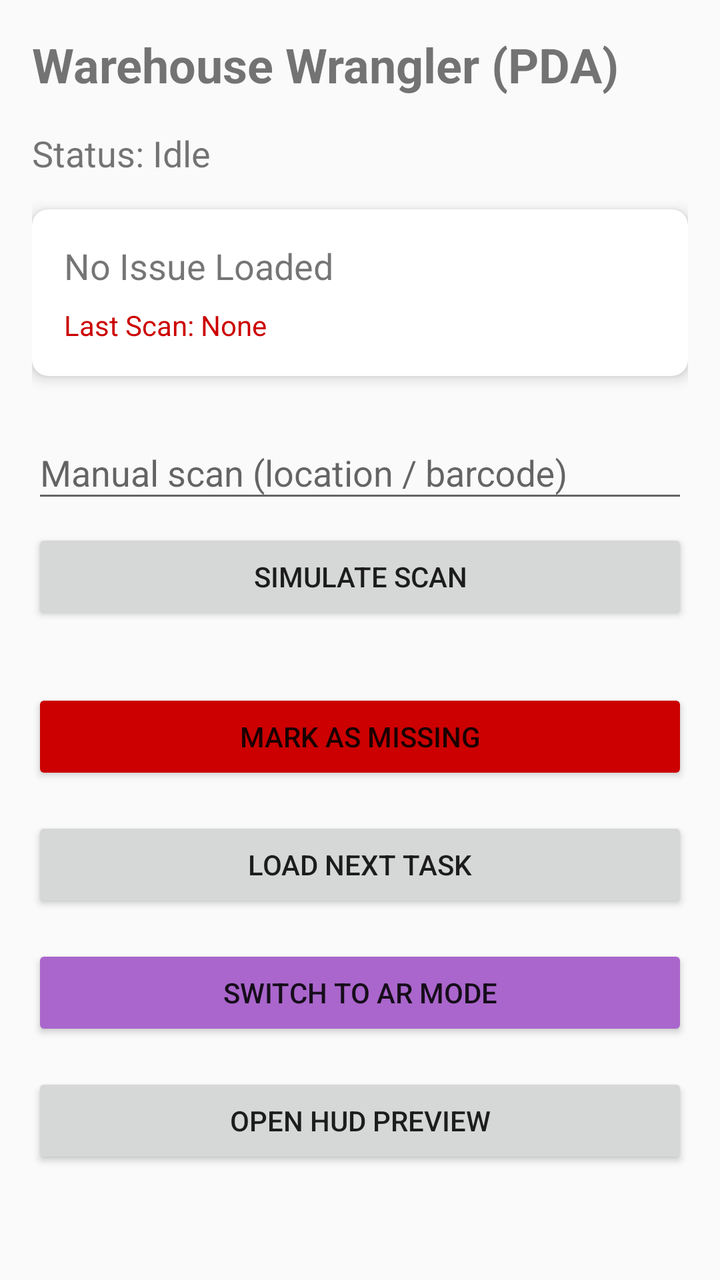
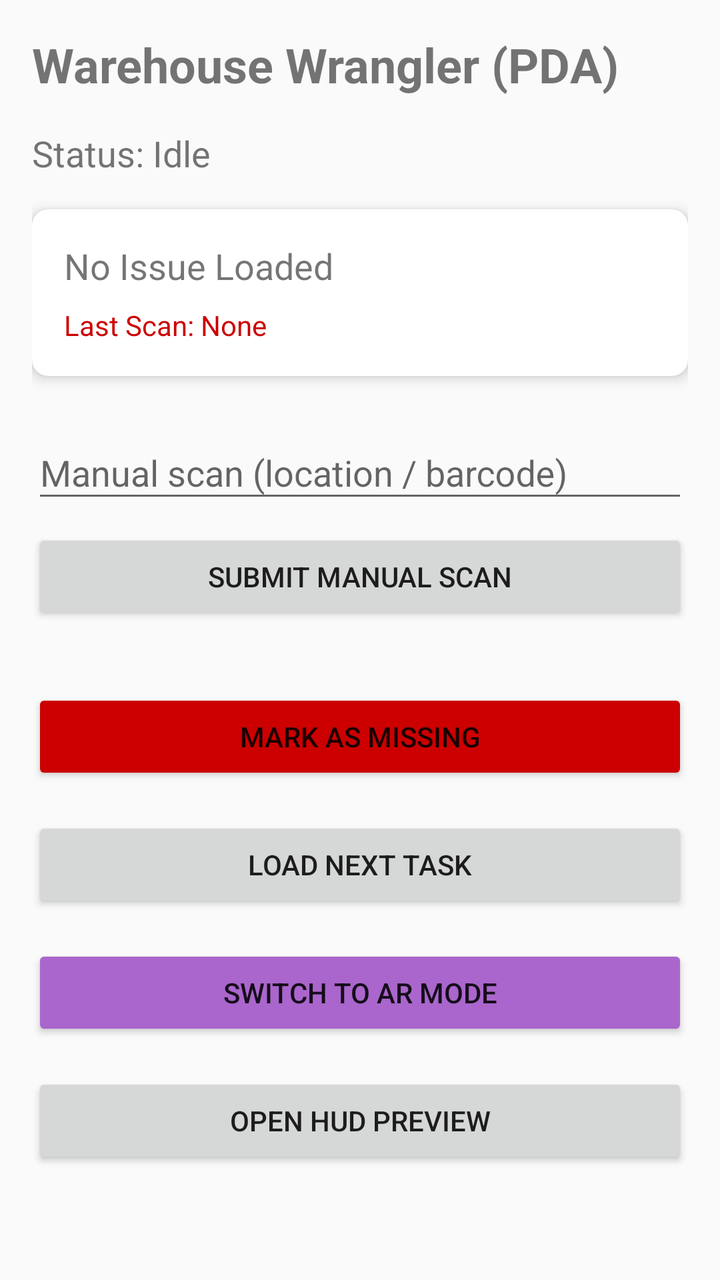

Before-and-after screenshots of an Android layout around one commit, followed by the original layout XML and the change that was made.
<!-- AndroidManifest.xml: application theme Theme.AppCompat.Light.NoActionBar -->
<!-- res/layout/activity_main.xml -->
<?xml version="1.0" encoding="utf-8"?>
<LinearLayout xmlns:android="http://schemas.android.com/apk/res/android"
    xmlns:app="http://schemas.android.com/apk/res-auto"
    android:layout_width="match_parent"
    android:layout_height="match_parent"
    android:orientation="vertical"
    android:padding="16dp">

    <TextView
        android:layout_width="wrap_content"
        android:layout_height="wrap_content"
        android:text="Warehouse Wrangler (PDA)"
        android:textSize="24sp"
        android:textStyle="bold" />

    <TextView
        android:id="@+id/tv_status_main"
        android:layout_width="wrap_content"
        android:layout_height="wrap_content"
        android:layout_marginTop="16dp"
        android:text="Status: Idle"
        android:textSize="18sp" />

    <androidx.cardview.widget.CardView
        android:layout_width="match_parent"
        android:layout_height="wrap_content"
        android:layout_marginTop="16dp"
        app:cardElevation="4dp"
        app:cardCornerRadius="8dp">

        <LinearLayout
            android:layout_width="match_parent"
            android:layout_height="wrap_content"
            android:orientation="vertical"
            android:padding="16dp">

            <TextView
                android:id="@+id/tv_issue_info"
                android:layout_width="wrap_content"
                android:layout_height="wrap_content"
                android:text="No Issue Loaded"
                android:textSize="18sp" />

             <TextView
                android:id="@+id/tv_scanned_sku"
                android:layout_width="wrap_content"
                android:layout_height="wrap_content"
                android:layout_marginTop="8dp"
                android:text="Last Scan: None"
                android:textColor="@android:color/holo_red_dark" />
        </LinearLayout>
    </androidx.cardview.widget.CardView>

    <com.google.android.material.textfield.TextInputLayout
        android:layout_width="match_parent"
        android:layout_height="wrap_content"
        android:layout_marginTop="16dp"
        android:hint="Manual scan (location / barcode)">

        <com.google.android.material.textfield.TextInputEditText
            android:id="@+id/et_manual_scan"
            android:layout_width="match_parent"
            android:layout_height="wrap_content"
            android:inputType="text"
            android:imeOptions="actionDone" />

    </com.google.android.material.textfield.TextInputLayout>

    <Button
        android:id="@+id/btn_manual_scan"
        android:layout_width="match_parent"
        android:layout_height="wrap_content"
        android:layout_marginTop="8dp"
        android:text="Simulate Scan" />

    <Button
        android:id="@+id/btn_missing"
        android:layout_width="match_parent"
        android:layout_height="wrap_content"
        android:layout_marginTop="32dp"
        android:text="Mark as MISSING"
        android:backgroundTint="@android:color/holo_red_dark" />

    <Button
        android:id="@+id/btn_next"
        android:layout_width="match_parent"
        android:layout_height="wrap_content"
        android:layout_marginTop="16dp"
        android:text="Load Next Task" />

    <Button
        android:id="@+id/btn_ar_mode"
        android:layout_width="match_parent"
        android:layout_height="wrap_content"
        android:layout_marginTop="16dp"
        android:text="Switch to AR Mode"
        android:backgroundTint="@android:color/holo_purple" />

    <Button
        android:id="@+id/btn_hud_preview"
        android:layout_width="match_parent"
        android:layout_height="wrap_content"
        android:layout_marginTop="16dp"
        android:text="Open HUD Preview" />

</LinearLayout>
<!-- resources referenced by this layout -->
<resources>

</resources>

<!-- the commit's change to res/layout/activity_main.xml (unified diff, before → after) -->
@@ -52,6 +52,7 @@
     </androidx.cardview.widget.CardView>
 
     <com.google.android.material.textfield.TextInputLayout
+        android:id="@+id/til_manual_scan"
         android:layout_width="match_parent"
         android:layout_height="wrap_content"
         android:layout_marginTop="16dp"
@@ -71,7 +72,7 @@
         android:layout_width="match_parent"
         android:layout_height="wrap_content"
         android:layout_marginTop="8dp"
-        android:text="Simulate Scan" />
+        android:text="Submit Manual Scan" />
 
     <Button
         android:id="@+id/btn_missing"
